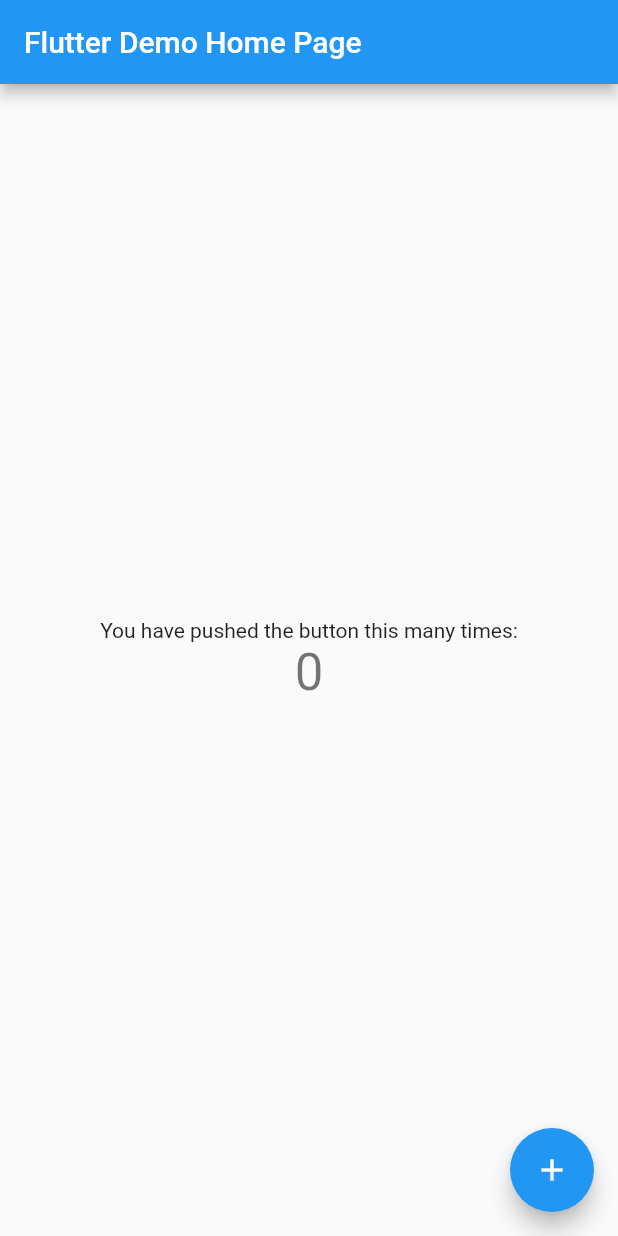
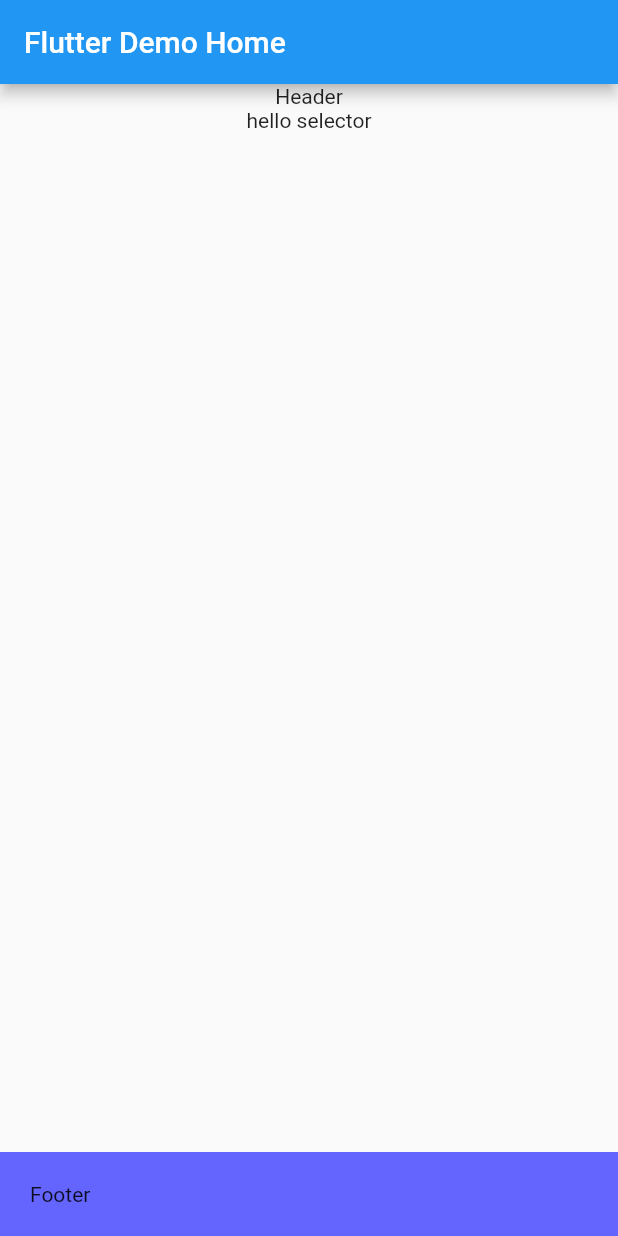
Before and after one commit to fmatosqg/techTree, a Flutter app: the screen it shows after launch, on a phone screen of 412 x 824 dp. Run offline on Flutter 3.47's test engine with Material 2 defaults, Android fonts, the phone set to English and light mode, and no system bars.

Commit message:
Adding landing page

```diff
--- /dev/null
+++ b/lib/landing/SelectView.dart
@@ -0,0 +1,10 @@
+import 'package:flutter/cupertino.dart';
+
+/// Allows the user to select among a list of choices.
+///
+class SelectView extends StatelessWidget {
+  @override
+  Widget build(BuildContext context) {
+    return Text("hello selector");
+  }
+}
--- a/lib/main.dart
+++ b/lib/main.dart
@@ -1,3 +1,5 @@
+import 'package:androidArchitecture/select/LandingView.dart';
+import 'package:androidArchitecture/landing/SelectView.dart';
 import 'package:flutter/material.dart';
 
 void main() => runApp(MyApp());
@@ -20,7 +22,7 @@
         // is not restarted.
         primarySwatch: Colors.blue,
       ),
-      home: MyHomePage(title: 'Flutter Demo Home Page'),
+      home: MyHomePage(title: 'Flutter Demo Home'),
     );
   }
 }
@@ -71,41 +73,10 @@
         // the App.build method, and use it to set our appbar title.
         title: Text(widget.title),
       ),
-      body: Center(
-        // Center is a layout widget. It takes a single child and positions it
-        // in the middle of the parent.
-        child: Column(
-          // Column is also a layout widget. It takes a list of children and
-          // arranges them vertically. By default, it sizes itself to fit its
-          // children horizontally, and tries to be as tall as its parent.
-          //
-          // Invoke "debug painting" (press "p" in the console, choose the
-          // "Toggle Debug Paint" action from the Flutter Inspector in Android
-          // Studio, or the "Toggle Debug Paint" command in Visual Studio Code)
-          // to see the wireframe for each widget.
-          //
-          // Column has various properties to control how it sizes itself and
-          // how it positions its children. Here we use mainAxisAlignment to
-          // center the children vertically; the main axis here is the vertical
-          // axis because Columns are vertical (the cross axis would be
-          // horizontal).
-          mainAxisAlignment: MainAxisAlignment.center,
-          children: <Widget>[
-            Text(
-              'You have pushed the button this many times:',
-            ),
-            Text(
-              '$_counter',
-              style: Theme.of(context).textTheme.headline4,
-            ),
-          ],
-        ),
-      ),
-      floatingActionButton: FloatingActionButton(
-        onPressed: _incrementCounter,
-        tooltip: 'Increment',
-        child: Icon(Icons.add),
-      ), // This trailing comma makes auto-formatting nicer for build methods.
+      body:
+          // Center is a layout widget. It takes a single child and positions it
+          // in the middle of the parent.
+          LandingView(),
     );
   }
 }
--- /dev/null
+++ b/lib/select/LandingView.dart
@@ -0,0 +1,37 @@
+import 'package:androidArchitecture/landing/SelectView.dart';
+import 'package:flutter/cupertino.dart';
+
+class LandingView extends StatelessWidget {
+  @override
+  Widget build(BuildContext context) {
+    return Center(
+      child: Column(
+        children: <Widget>[
+          buildHeader(),
+          Expanded(
+            child: SelectView(),
+          ),
+          buildFooter(),
+        ],
+      ),
+    );
+  }
+
+  buildHeader() {
+    return Text("Header");
+  }
+
+  buildFooter() {
+    return Container(
+      padding: EdgeInsets.all(20.0),
+      color: Color.fromARGB(255, 100, 100, 255),
+      child: Row(
+        children: <Widget>[
+          Text(
+            "Footer",
+          ),
+        ],
+      ),
+    );
+  }
+}
```
Also changed, not shown: 1 other file.
